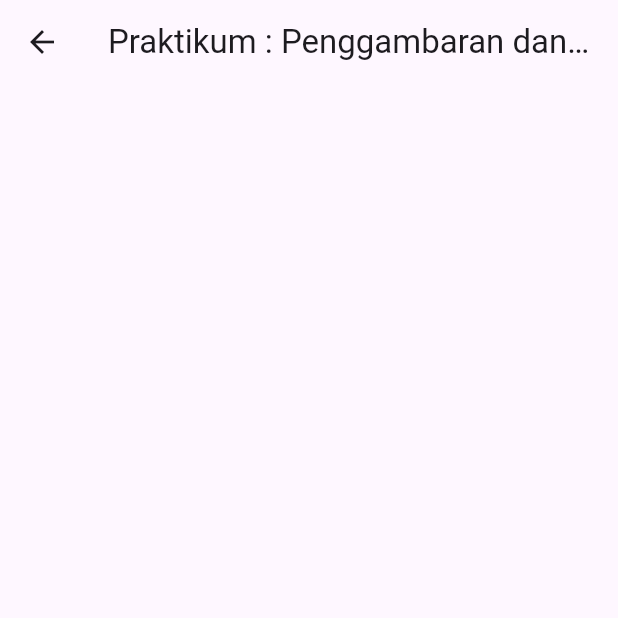
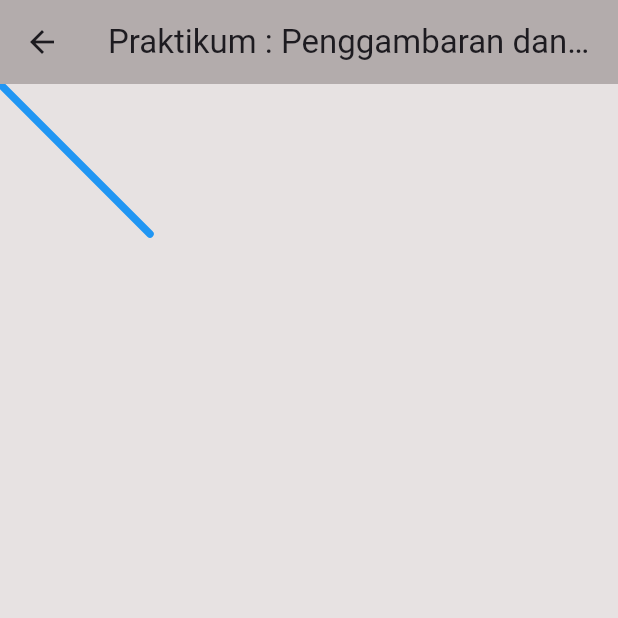
Before and after one commit to Testboiz/comp_graph_app, a Flutter app: the CanvasMainPage screen opened directly, on a phone screen of 412 x 824 dp, the top half of it. Run offline on Flutter 3.47's test engine with Material 3 defaults, Android fonts, the phone set to English and light mode, and no system bars; our stand-ins replace flutter_markdown, image_picker; missing offline and left inert: flutter_image_processing, image_size_getter; network calls fail.

Commit message:
reformatting and debugging modification

```diff
--- a/lib/main.dart
+++ b/lib/main.dart
@@ -1,6 +1,7 @@
 import 'package:flutter/material.dart';
 import 'package:graphics/pages/canvas_page.dart';
 import 'package:graphics/pages/markdown_page.dart';
+import 'package:graphics/pages/canvas_page_main.dart';
 import 'pages/home_page.dart';
 
 void main() {
@@ -16,7 +17,7 @@ class MainApp extends StatelessWidget {
       routes: {
         '/': (context) => const HomePageWidget(),
         '/MarkdownPage': (context) => const MarkdownPageWidget(),
-        '/CanvasPage': (context) => const CanvasPageWidget(),
+        '/CanvasPage': (context) => const CanvasMainPage(),
       },
     );
   }
--- a/lib/pages/canvas_page_main.dart
+++ b/lib/pages/canvas_page_main.dart
@@ -1,4 +1,5 @@
 import 'package:flutter/material.dart';
+import 'package:graphics/custom_theme/custom_theme.dart';
 
 class CanvasMainPage extends StatefulWidget {
   const CanvasMainPage({super.key});
@@ -10,8 +11,40 @@ class CanvasMainPage extends StatefulWidget {
 class _CanvasMainPageState extends State<CanvasMainPage> {
   @override
   Widget build(BuildContext context) {
-    return Scaffold(
+    return Directionality(
+      textDirection: TextDirection.ltr,
+      child: Scaffold(
+        backgroundColor: CustomStyle.primaryBackground,
         appBar: AppBar(
-            title: const Text("Praktikum : Penggambaran dan Algoritma Garis")));
+            backgroundColor: CustomStyle.primary,
+            title: const Text("Praktikum : Penggambaran dan Algoritma Garis")),
+        body: CustomPaint(
+          painter: MyPainter(),
+          child: Container(),
+        ),
+      ),
+    );
   }
 }
+
+class MyPainter extends CustomPainter {
+  @override
+  void paint(Canvas canvas, Size size) {
+    // Cascade operator
+    // instead of
+    // Paint().color =
+    // Paint().strokeWidth =
+    // Paint().strokeCap =
+    // it coule be like the bottomQ
+    var paint = Paint()
+      ..color = Colors.blue
+      ..strokeWidth = 5
+      ..strokeCap = StrokeCap.round;
+    // or even
+    // MyClass..doStuff1()..doStuff2().. etc
+    canvas.drawLine(const Offset(0, 0), const Offset(100, 100), paint);
+  }
+
+  @override
+  bool shouldRepaint(CustomPainter oldDelegate) => false;
+}
--- a/lib/pages/home_page.dart
+++ b/lib/pages/home_page.dart
@@ -25,7 +25,6 @@ class _HomePageWidgetState extends State<HomePageWidget> {
   Widget build(BuildContext context) {
     return Scaffold(
       key: scaffoldKey,
-      backgroundColor: CustomStyle.primaryBackground,
       appBar: AppBar(
         backgroundColor: CustomStyle.primary,
         automaticallyImplyLeading: false,
```
